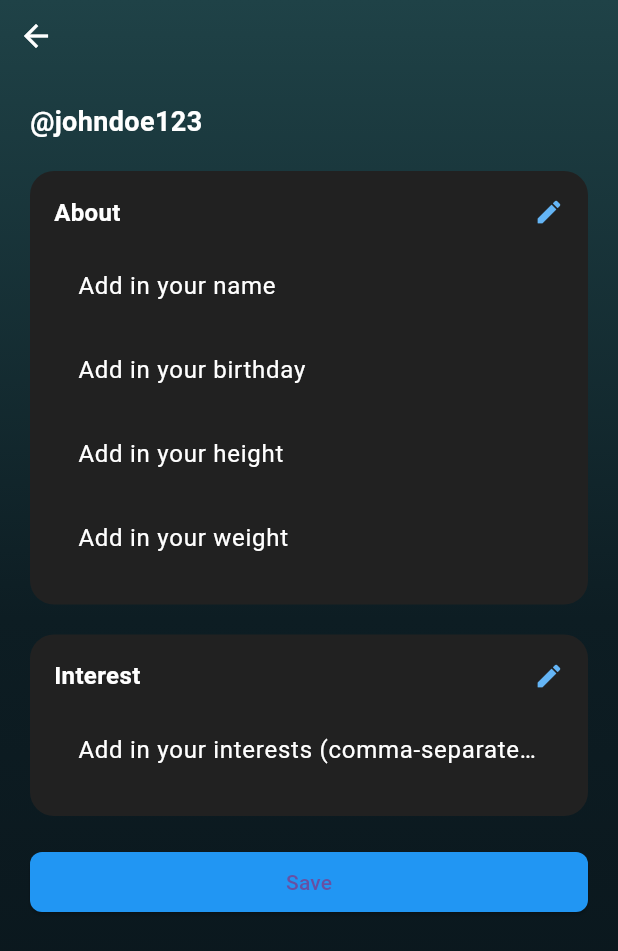
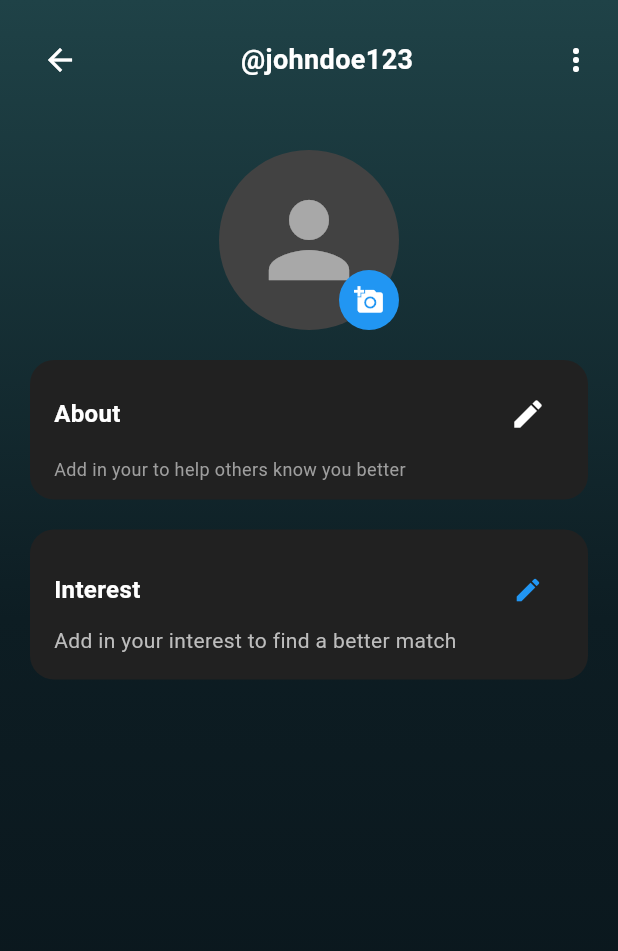
Before and after one commit to jaja2302/Test_apps, a Flutter app: the ProfilePage screen opened directly with empty values, on a phone screen of 412 x 824 dp. Shown: the top 951 px of the screen. Run offline on Flutter 3.47's test engine with Material 3 defaults, Android fonts, the phone set to English and light mode, and no system bars; drawn by our look-alikes of expandable.

Commit message:
about section

```diff
--- a/test_apps/lib/src/main/login.dart
+++ b/test_apps/lib/src/main/login.dart
@@ -9,6 +9,7 @@ class LoginPage extends StatefulWidget {
   const LoginPage({super.key});
 
   @override
+  // ignore: library_private_types_in_public_api
   _LoginPageState createState() => _LoginPageState();
 }
 
@@ -128,6 +129,17 @@ class _LoginPageState extends State<LoginPage> {
     );
   }
 
+  void _bypassLogin() {
+    // Generate a dummy token for testing
+    const dummyToken = 'dummy_token_for_testing';
+
+    Navigator.pushReplacement(
+      context,
+      MaterialPageRoute(
+          builder: (context) => const ProfilePage(token: dummyToken)),
+    );
+  }
+
   @override
   Widget build(BuildContext context) {
     return Scaffold(
@@ -155,6 +167,8 @@ class _LoginPageState extends State<LoginPage> {
                   isPassword: true),
               const SizedBox(height: 20),
               _buildLoginButton(),
+              const SizedBox(height: 20),
+              _buildBypassButton(),
               const SizedBox(height: 20),
               _buildRegisterLink(),
             ],
@@ -240,6 +254,23 @@ class _LoginPageState extends State<LoginPage> {
     );
   }
 
+  Widget _buildBypassButton() {
+    return ElevatedButton(
+      onPressed: _bypassLogin,
+      style: ElevatedButton.styleFrom(
+        backgroundColor: Colors.red,
+        padding: const EdgeInsets.symmetric(vertical: 16),
+        shape: RoundedRectangleBorder(
+          borderRadius: BorderRadius.circular(8),
+        ),
+      ),
+      child: const Text(
+        'Bypass Login (For Testing)',
+        style: TextStyle(color: Colors.white, fontSize: 16),
+      ),
+    );
+  }
+
   Widget _buildRegisterLink() {
     return Center(
       child: TextButton(
--- a/test_apps/lib/src/main/register.dart
+++ b/test_apps/lib/src/main/register.dart
@@ -155,7 +155,7 @@ class _RegisterPageState extends State<RegisterPage> {
         // Since the response doesn't provide a token, we'll navigate to the login page instead
         Navigator.pushReplacement(
           context,
-          MaterialPageRoute(builder: (context) => LoginPage()),
+          MaterialPageRoute(builder: (context) => const LoginPage()),
         );
       } else if (response.statusCode == 301 || response.statusCode == 302) {
         // Handle redirect manually
--- /dev/null
+++ b/test_apps/lib/src/user/about.dart
@@ -0,0 +1,201 @@
+import 'package:flutter/material.dart';
+import 'package:expandable/expandable.dart';
+
+class AboutSection extends StatefulWidget {
+  final String token;
+
+  const AboutSection({
+    Key? key,
+    required this.token,
+    required bool isExpanded,
+    required Null Function() onToggle,
+  }) : super(key: key);
+
+  @override
+  _AboutSectionState createState() => _AboutSectionState();
+}
+
+class _AboutSectionState extends State<AboutSection> {
+  final TextEditingController nameController = TextEditingController();
+  final TextEditingController birthdayController = TextEditingController();
+  final TextEditingController heightController = TextEditingController();
+  final TextEditingController weightController = TextEditingController();
+
+  @override
+  Widget build(BuildContext context) {
+    return ExpandableNotifier(
+      child: Container(
+        decoration: BoxDecoration(
+          color: Colors.grey[900],
+          borderRadius: BorderRadius.circular(16),
+        ),
+        child: Column(
+          children: [
+            ExpandablePanel(
+              theme: const ExpandableThemeData(
+                headerAlignment: ExpandablePanelHeaderAlignment.center,
+                tapBodyToCollapse: true,
+                hasIcon: false,
+              ),
+              header: Padding(
+                padding:
+                    const EdgeInsets.symmetric(horizontal: 16, vertical: 12),
+                child: Column(
+                  children: [
+                    Row(
+                      mainAxisAlignment: MainAxisAlignment.spaceBetween,
+                      children: [
+                        const Text(
+                          'About',
+                          style: TextStyle(
+                              color: Colors.white,
+                              fontWeight: FontWeight.bold,
+                              fontSize: 16),
+                        ),
+                        Builder(
+                          builder: (context) {
+                            final controller = ExpandableController.of(context,
+                                required: true)!;
+                            return controller.expanded
+                                ? TextButton(
+                                    onPressed: () {
+                                      // TODO: Implement save functionality
+                                      controller.toggle();
+                                    },
+                                    child: const Text(
+                                      'Save & Update',
+                                      style: TextStyle(
+                                          color: Colors.blue, fontSize: 14),
+                                    ),
+                                  )
+                                : IconButton(
+                                    icon: const Icon(Icons.edit,
+                                        color: Colors.white),
+                                    onPressed: () => controller.toggle(),
+                                  );
+                          },
+                        ),
+                      ],
+                    ),
+                    const SizedBox(height: 4),
+                    const Align(
+                      alignment: Alignment.centerLeft,
+                      child: Text(
+                        'Add in your to help others know you better',
+                        style: TextStyle(color: Colors.grey, fontSize: 12),
+                      ),
+                    ),
+                  ],
+                ),
+              ),
+              collapsed: const SizedBox.shrink(),
+              expanded: Padding(
+                padding: const EdgeInsets.all(16),
+                child: Column(
+                  crossAxisAlignment: CrossAxisAlignment.start,
+                  children: [
+                    _buildAddImageButton(),
+                    _buildTextField(nameController, 'Display name'),
+                    _buildDropdownField('Gender', ['Select Gender']),
+                    _buildTextField(birthdayController, 'Birthday',
+                        hintText: 'DD MM YYYY'),
+                    _buildDropdownField('Horoscope', ['-']),
+                    _buildDropdownField('Zodiac', ['-']),
+                    _buildTextField(heightController, 'Height',
+                        hintText: 'Add height'),
+                    _buildTextField(weightController, 'Weight',
+                        hintText: 'Add weight'),
+                  ],
+                ),
+              ),
+            ),
+          ],
+        ),
+      ),
+    );
+  }
+
+  Widget _buildAddImageButton() {
+    return Container(
+      width: double.infinity,
+      padding: const EdgeInsets.symmetric(vertical: 16),
+      decoration: BoxDecoration(
+        color: Colors.grey[800],
+        borderRadius: BorderRadius.circular(8),
+      ),
+      child: Column(
+        children: [
+          Icon(Icons.add, color: Colors.grey[400], size: 40),
+          const SizedBox(height: 8),
+          Text('Add image', style: TextStyle(color: Colors.grey[400])),
+        ],
+      ),
+    );
+  }
+
+  Widget _buildTextField(TextEditingController controller, String label,
+      {String? hintText}) {
+    return Padding(
+      padding: const EdgeInsets.symmetric(vertical: 8.0),
+      child: Column(
+        crossAxisAlignment: CrossAxisAlignment.start,
+        children: [
+          Text(label, style: TextStyle(color: Colors.grey[400])),
+          const SizedBox(height: 4),
+          TextField(
+            controller: controller,
+            style: const TextStyle(color: Colors.white),
+            decoration: InputDecoration(
+              hintText: hintText ?? 'Enter $label',
+              hintStyle: TextStyle(color: Colors.grey[600]),
+              filled: true,
+              fillColor: Colors.grey[800],
+              border: OutlineInputBorder(
+                borderRadius: BorderRadius.circular(8),
+                borderSide: BorderSide.none,
+              ),
+            ),
+          ),
+        ],
+      ),
+    );
+  }
+
+  Widget _buildDropdownField(String label, List<String> items) {
+    return Padding(
+      padding: const EdgeInsets.symmetric(vertical: 8.0),
+      child: Column(
+        crossAxisAlignment: CrossAxisAlignment.start,
+        children: [
+          Text(label, style: TextStyle(color: Colors.grey[400])),
+          const SizedBox(height: 4),
+          Container(
+            padding: const EdgeInsets.symmetric(horizontal: 12),
+            decoration: BoxDecoration(
+              color: Colors.grey[800],
+              borderRadius: BorderRadius.circular(8),
+            ),
+            child: DropdownButtonHideUnderline(
+              child: DropdownButton<String>(
+                isExpanded: true,
+                value: items.first,
+                items: items.map((String value) {
+                  return DropdownMenuItem<String>(
+                    value: value,
+                    child: Text(value,
+                        style: const TextStyle(color: Colors.white)),
+                  );
+                }).toList(),
+                onChanged: (String? newValue) {
+                  // TODO: Implement dropdown functionality
+                },
+                dropdownColor: Colors.grey[800],
+                icon: Icon(Icons.arrow_drop_down, color: Colors.grey[400]),
+              ),
+            ),
+          ),
+        ],
+      ),
+    );
+  }
+}
--- /dev/null
+++ b/test_apps/lib/src/user/interest.dart
@@ -0,0 +1,45 @@
+import 'package:flutter/material.dart';
+
+class InterestSection extends StatelessWidget {
+  final String token;
+
+  const InterestSection({super.key, required this.token});
+
+  @override
+  Widget build(BuildContext context) {
+    return Container(
+      decoration: BoxDecoration(
+        color: Colors.grey[900],
+        borderRadius: BorderRadius.circular(16),
+      ),
+      padding: const EdgeInsets.all(16),
+      child: Column(
+        crossAxisAlignment: CrossAxisAlignment.start,
+        children: [
+          Row(
+            mainAxisAlignment: MainAxisAlignment.spaceBetween,
+            children: [
+              const Text(
+                'Interest',
+                style: TextStyle(
+                    color: Colors.white,
+                    fontSize: 16,
+                    fontWeight: FontWeight.bold),
+              ),
+              IconButton(
+                icon: const Icon(Icons.edit, color: Colors.blue, size: 20),
+                onPressed: () {
+                  // TODO: Implement edit functionality for Interest
+                },
+              ),
+            ],
+          ),
+          Text(
+            'Add in your interest to find a better match',
+            style: TextStyle(color: Colors.grey[400]),
+          ),
+        ],
+      ),
+    );
+  }
+}
--- a/test_apps/lib/src/user/profile.dart
+++ b/test_apps/lib/src/user/profile.dart
@@ -1,51 +1,19 @@
 import 'package:flutter/material.dart';
-import 'package:http/http.dart' as http;
-import 'dart:convert';
 import '../../utils/background_container.dart';
+import 'about.dart';
+import 'interest.dart';
 
 class ProfilePage extends StatefulWidget {
   final String token;
 
-  const ProfilePage({Key? key, required this.token}) : super(key: key);
+  const ProfilePage({super.key, required this.token});
 
   @override
   _ProfilePageState createState() => _ProfilePageState();
 }
 
 class _ProfilePageState extends State<ProfilePage> {
-  final TextEditingController nameController = TextEditingController();
-  final TextEditingController birthdayController = TextEditingController();
-  final TextEditingController heightController = TextEditingController();
-  final TextEditingController weightController = TextEditingController();
-  final TextEditingController interestsController = TextEditingController();
-
-  Future<void> createProfile() async {
-    final url = Uri.parse('http://techtest.youapp.ai/api/createProfile');
-
-    final response = await http.post(
-      url,
-      headers: {
-        'Content-Type': 'application/json',
-        'x-access-token': widget.token,
-      },
-      body: json.encode({
-        'name': nameController.text,
-        'birthday': birthdayController.text,
-        'height': int.parse(heightController.text),
-        'weight': int.parse(weightController.text),
-        'interests':
-            interestsController.text.split(',').map((e) => e.trim()).toList(),
-      }),
-    );
-
-    if (response.statusCode == 201) {
-      print('Profile created successfully');
-      // Navigate to the next page or show a success message
-    } else {
-      print('Profile creation failed: ${response.body}');
-      // Show an error message to the user
-    }
-  }
+  bool isAboutExpanded = false;
 
   @override
   Widget build(BuildContext context) {
@@ -55,36 +23,16 @@ class _ProfilePageState extends State<ProfilePage> {
           child: Column(
             crossAxisAlignment: CrossAxisAlignment.start,
             children: [
-              IconButton(
-                icon: const Icon(Icons.arrow_back, color: Colors.white),
-                onPressed: () => Navigator.pop(context),
-              ),
+              _buildAppBar(context),
               Expanded(
                 child: ListView(
                   padding: const EdgeInsets.all(20),
                   children: [
-                    const Text(
-                      '@johndoe123',
-                      style: TextStyle(
-                          color: Colors.white,
-                          fontSize: 18,
-                          fontWeight: FontWeight.bold),
-                    ),
+                    _buildProfileImage(),
                     const SizedBox(height: 20),
-                    _buildProfileSection('About'),
+                    _buildAboutSection(),
                     const SizedBox(height: 20),
-                    _buildProfileSection('Interest'),
-                    const SizedBox(height: 20),
-                    ElevatedButton(
-                      onPressed: createProfile,
-                      child: const Text('Save'),
-                      style: ElevatedButton.styleFrom(
-                        backgroundColor: Colors.blue,
-                        shape: RoundedRectangleBorder(
-                          borderRadius: BorderRadius.circular(8),
-                        ),
-                      ),
-                    ),
+                    InterestSection(token: widget.token),
                   ],
                 ),
               ),
@@ -95,55 +43,65 @@ class _ProfilePageState extends State<ProfilePage> {
     );
   }
 
-  Widget _buildProfileSection(String title) {
-    return Container(
-      decoration: BoxDecoration(
-        color: Colors.grey[900],
-        borderRadius: BorderRadius.circular(16),
-      ),
-      padding: const EdgeInsets.all(16),
-      child: Column(
-        crossAxisAlignment: CrossAxisAlignment.start,
+  Widget _buildAppBar(BuildContext context) {
+    return Padding(
+      padding: const EdgeInsets.all(16.0),
+      child: Row(
+        mainAxisAlignment: MainAxisAlignment.spaceBetween,
         children: [
-          Row(
-            mainAxisAlignment: MainAxisAlignment.spaceBetween,
-            children: [
-              Text(
-                title,
-                style: const TextStyle(
-                    color: Colors.white,
-                    fontSize: 16,
-                    fontWeight: FontWeight.bold),
-              ),
-              Icon(Icons.edit, color: Colors.blue[300], size: 20),
-            ],
+          IconButton(
+            icon: const Icon(Icons.arrow_back, color: Colors.white),
+            onPressed: () => Navigator.pop(context),
           ),
-          const SizedBox(height: 10),
-          if (title == 'About') ...[
-            _buildTextField(nameController, 'Add in your name'),
-            _buildTextField(birthdayController, 'Add in your birthday'),
-            _buildTextField(heightController, 'Add in your height'),
-            _buildTextField(weightController, 'Add in your weight'),
-          ] else if (title == 'Interest') ...[
-            _buildTextField(
-                interestsController, 'Add in your interests (comma-separated)'),
-          ],
+          const Text(
+            '@johndoe123',
+            style: TextStyle(
+                color: Colors.white, fontSize: 18, fontWeight: FontWeight.bold),
+          ),
+          const Icon(Icons.more_vert, color: Colors.white),
         ],
       ),
     );
   }
 
-  Widget _buildTextField(TextEditingController controller, String hint) {
-    return TextField(
-      controller: controller,
-      style: const TextStyle(color: Colors.white),
-      decoration: InputDecoration(
-        hintText: hint,
-        hintStyle: const TextStyle(color: Colors.white),
-        border: OutlineInputBorder(
-          borderSide: BorderSide.none,
-        ),
+  Widget _buildProfileImage() {
+    return Center(
+      child: Stack(
+        children: [
+          CircleAvatar(
+            radius: 60,
+            backgroundColor: Colors.grey[800],
+            child: const Icon(Icons.person, size: 80, color: Colors.white54),
+          ),
+          Positioned(
+            bottom: 0,
+            right: 0,
+            child: CircleAvatar(
+              backgroundColor: Colors.blue,
+              radius: 20,
+              child: IconButton(
+                icon: const Icon(Icons.add_a_photo,
+                    color: Colors.white, size: 20),
+                onPressed: () {
+                  // TODO: Implement image upload functionality
+                },
+              ),
+            ),
+          ),
+        ],
       ),
     );
   }
+
+  Widget _buildAboutSection() {
+    return AboutSection(
+      token: widget.token,
+      isExpanded: isAboutExpanded,
+      onToggle: () {
+        setState(() {
+          isAboutExpanded = !isAboutExpanded;
+        });
+      },
+    );
+  }
 }
--- a/test_apps/pubspec.yaml
+++ b/test_apps/pubspec.yaml
@@ -36,6 +36,7 @@ dependencies:
   # Use with the CupertinoIcons class for iOS style icons.
   cupertino_icons: ^1.0.8
   http: ^1.2.2
+  expandable: ^5.0.1
 
 dev_dependencies:
   flutter_test:
```
Also changed, not shown: test_apps/pubspec.lock.
